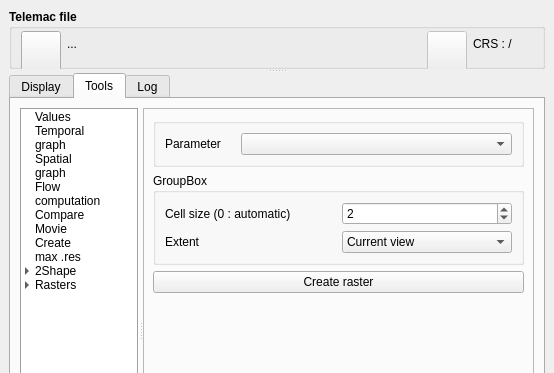
Above: ui/properties.ui from Artelia/PostTelemac before the change; both pictures show x 0 to 554 and y 0 to 373 of the 554 by 711 pixel window. Below: the same form after it.
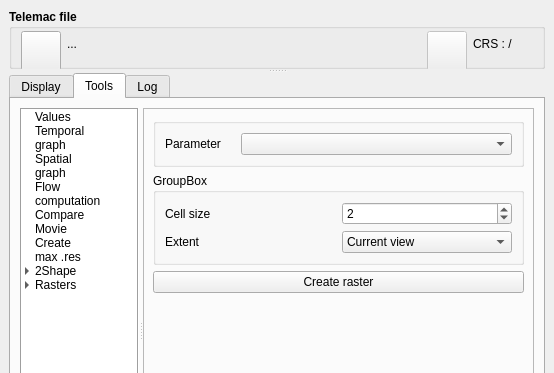
That is the form after the change. The open tabs and pages were chosen to show the change. Icons and pictures are not drawn.

Patch:
```diff
--- a/ui/properties.ui
+++ b/ui/properties.ui
@@ -2822,7 +2822,7 @@
                  <item row="0" column="0">
                   <widget class="QLabel" name="label_37">
                    <property name="text">
-                    <string>Cell size (0 : automatic)</string>
+                    <string>Cell size</string>
                    </property>
                   </widget>
                  </item>
```
Left out of the diff: 4 changed lines with no effect on the pictures.
